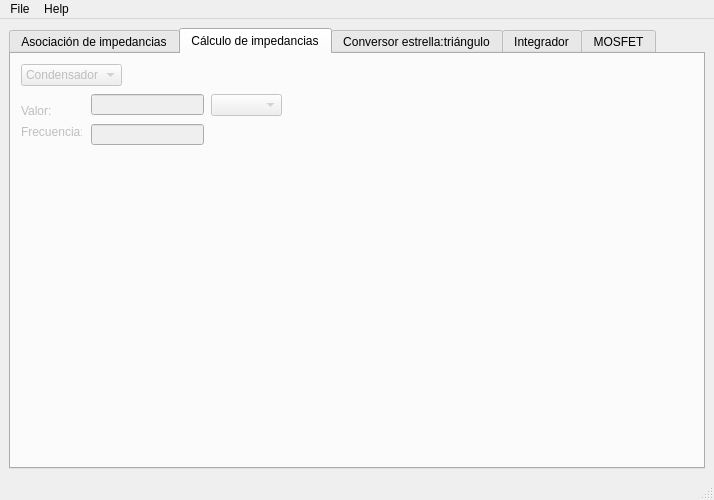
Qt form gui/tercera-manoUI.ui (zerberros/tercera_mano) before a commit.
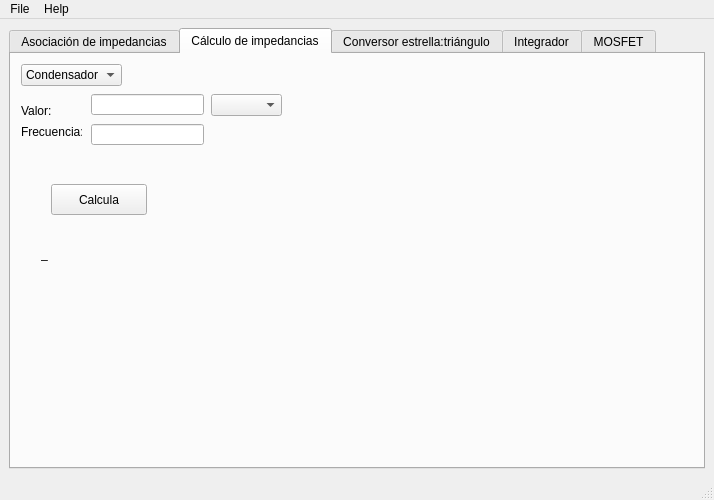
The same form after that commit. The open tabs and pages were chosen to show the change. Icons and pictures are not drawn.

Commit message: aniadido el calculo de impedancias

What changed in the file:
```diff
--- a/gui/tercera-manoUI.ui
+++ b/gui/tercera-manoUI.ui
@@ -105,12 +105,15 @@
       </widget>
       <widget class="QWidget" name="Calculo_impedancias">
        <property name="enabled">
-        <bool>false</bool>
+        <bool>true</bool>
        </property>
        <attribute name="title">
         <string>Cálculo de impedancias</string>
        </attribute>
-       <widget class="QComboBox" name="comboBox_2">
+       <widget class="QComboBox" name="cB_cz">
+        <property name="enabled">
+         <bool>true</bool>
+        </property>
         <property name="geometry">
          <rect>
           <x>10</x>
@@ -141,6 +144,9 @@
         </property>
        </widget>
        <widget class="QLabel" name="label">
+        <property name="enabled">
+         <bool>true</bool>
+        </property>
         <property name="geometry">
          <rect>
           <x>10</x>
@@ -177,6 +183,9 @@
         </property>
        </widget>
        <widget class="QComboBox" name="comboBox_3">
+        <property name="enabled">
+         <bool>true</bool>
+        </property>
         <property name="geometry">
          <rect>
           <x>200</x>
@@ -186,6 +195,35 @@
          </rect>
         </property>
        </widget>
+       <widget class="QPushButton" name="pushButton_calcula_impedancias">
+        <property name="geometry">
+         <rect>
+          <x>40</x>
+          <y>130</y>
+          <width>96</width>
+          <height>31</height>
+         </rect>
+        </property>
+        <property name="text">
+         <string>Calcula</string>
+        </property>
+       </widget>
+       <widget class="QLabel" name="lb_cz_sol">
+        <property name="geometry">
+         <rect>
+          <x>30</x>
+          <y>190</y>
+          <width>381</width>
+          <height>21</height>
+         </rect>
+        </property>
+        <property name="text">
+         <string>_</string>
+        </property>
+        <property name="textInteractionFlags">
+         <set>Qt::LinksAccessibleByMouse|Qt::TextSelectableByKeyboard</set>
+        </property>
+       </widget>
       </widget>
       <widget class="QWidget" name="Estrella_triangulo">
        <attribute name="title">
```
Left out of the diff: 19 changed lines with no effect on the pictures. The commit also changes 2 other files.
